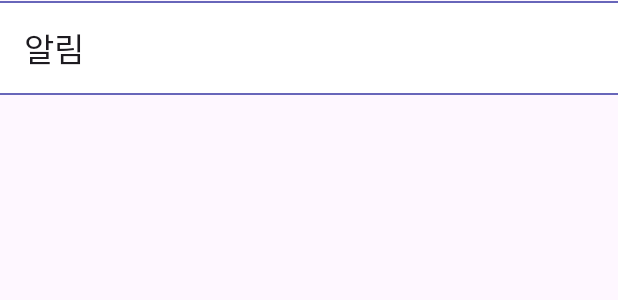
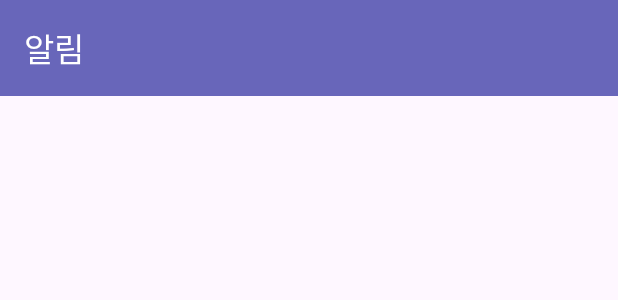
Before and after one commit to YR0Kim/WhatsInMyCart, an Android app: the layout activity_notify.xml on its own in the app's theme, with its tools: preview values and no code run, on a phone screen of 412 x 824 dp. Shown: the top 300 px of the screen. Run offline under Robolectric (Android 15) with nearby library versions, the phone set to English and light mode, and no system bars.

Commit message:
알림 페이지 뒤로가기 버튼 생성

```diff
--- a/app/src/main/java/com/example/whatsinmycart/NotifyActivity.kt
+++ b/app/src/main/java/com/example/whatsinmycart/NotifyActivity.kt
@@ -14,11 +14,11 @@
     override fun onCreate(savedInstanceState: Bundle?) {
         super.onCreate(savedInstanceState)
         val binding = ActivityNotifyBinding.inflate(layoutInflater)
-        setContentView(R.layout.activity_notify)
+        setContentView(binding.root)
         title = "알림"
 
         setSupportActionBar(binding.toolbar)
-        supportActionBar?.setDisplayShowHomeEnabled(true)
+        supportActionBar?.setDisplayHomeAsUpEnabled(true)
         binding.toolbar.navigationIcon?.setTint(Color.WHITE)
     }
 }
--- a/app/src/main/res/layout/activity_notify.xml
+++ b/app/src/main/res/layout/activity_notify.xml
@@ -1,11 +1,11 @@
 <?xml version="1.0" encoding="utf-8"?>
-<androidx.constraintlayout.widget.ConstraintLayout xmlns:android="http://schemas.android.com/apk/res/android"
+<LinearLayout xmlns:android="http://schemas.android.com/apk/res/android"
     xmlns:app="http://schemas.android.com/apk/res-auto"
     xmlns:tools="http://schemas.android.com/tools"
     android:id="@+id/main"
     android:layout_width="match_parent"
     android:layout_height="match_parent"
-    tools:context=".NotifyActivity">
+    android:orientation="vertical" >
 
     <androidx.appcompat.widget.Toolbar
         android:id="@+id/toolbar"
@@ -13,12 +13,13 @@
         android:layout_height="wrap_content"
         android:layout_alignParentStart="true"
         android:layout_alignParentTop="true"
-        android:background="@drawable/stroke"
+        android:background="@color/lavender"
         android:elevation="4dp"
         app:title="알림"
+        app:titleTextColor="#ffffff"
         style="@style/ThemeOverlay.AppCompat.ActionBar"
         tools:ignore="MissingConstraints" >
 
     </androidx.appcompat.widget.Toolbar>
 
-</androidx.constraintlayout.widget.ConstraintLayout>
+</LinearLayout>
```
